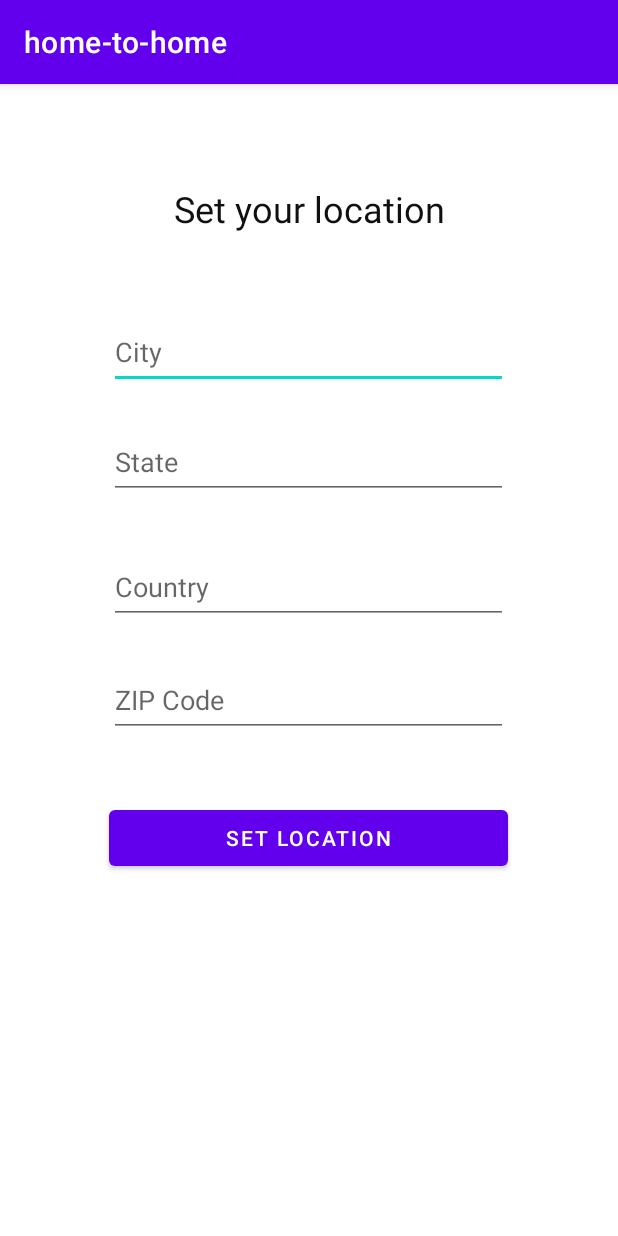
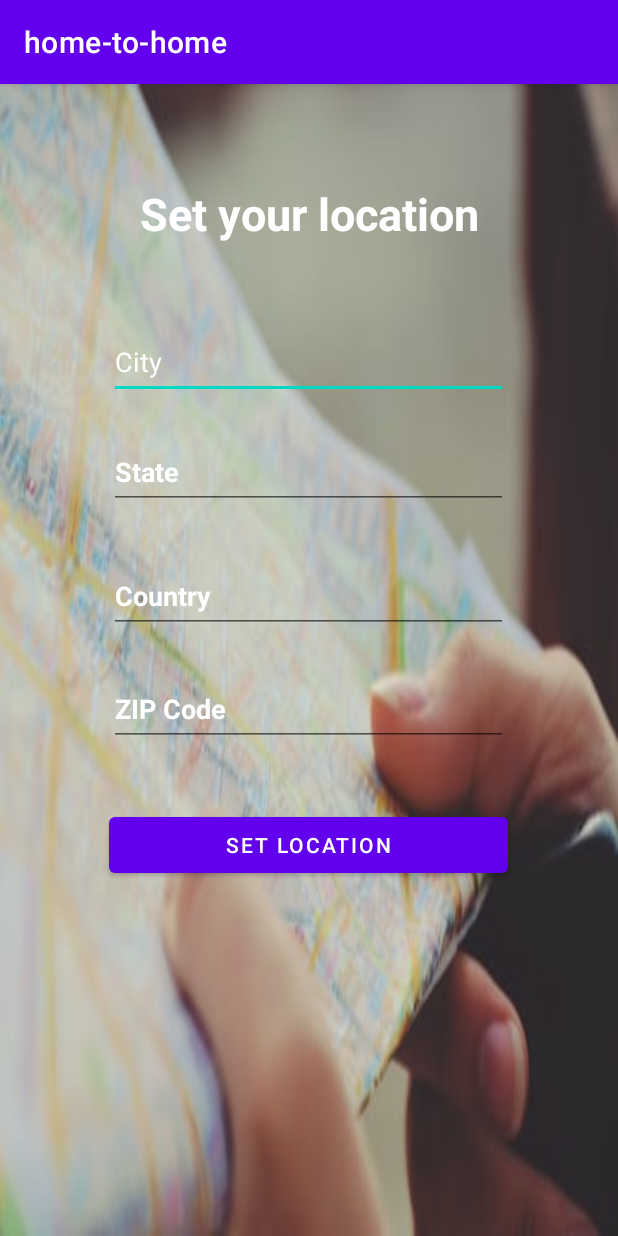
Before and after one commit to kryan717/hometohome, an Android app: the SetLocation screen opened directly, with no data from a screen before it, on a phone screen of 412 x 824 dp. Run offline under Robolectric (Android 15) with nearby library versions, the phone set to English and light mode, and no system bars.

Commit message:
Improved UI

```diff
--- a/app/src/main/res/layout/create_account.xml
+++ b/app/src/main/res/layout/create_account.xml
@@ -4,6 +4,7 @@
     xmlns:tools="http://schemas.android.com/tools"
     android:layout_width="match_parent"
     android:layout_height="match_parent"
+    android:background="@drawable/person"
     tools:context=".CreateAccount">
 
     <EditText
@@ -83,7 +84,9 @@
         app:layout_constraintBottom_toBottomOf="parent"
         app:layout_constraintEnd_toEndOf="parent"
         app:layout_constraintHorizontal_bias="0.496"
-        app:layout_constraintStart_toStartOf="parent" />
+        app:layout_constraintStart_toStartOf="parent"
+        app:layout_constraintTop_toBottomOf="@+id/input_password"
+        app:layout_constraintVertical_bias="0.506" />
 
 
 </androidx.constraintlayout.widget.ConstraintLayout>
--- a/app/src/main/res/layout/set_location.xml
+++ b/app/src/main/res/layout/set_location.xml
@@ -4,6 +4,7 @@
     xmlns:tools="http://schemas.android.com/tools"
     android:layout_width="match_parent"
     android:layout_height="match_parent"
+    android:background="@drawable/map"
     tools:context="SetLocation">
 
     <TextView
@@ -11,8 +12,9 @@
         android:layout_width="wrap_content"
         android:layout_height="wrap_content"
         android:text="Set your location"
-        android:textColor="#101010"
-        android:textSize="24sp"
+        android:textColor="@color/white"
+        android:textSize="30sp"
+        android:textStyle="bold"
         app:layout_constraintBottom_toBottomOf="parent"
         app:layout_constraintEnd_toEndOf="parent"
         app:layout_constraintStart_toStartOf="parent"
@@ -29,6 +31,8 @@
         android:minWidth="266dp"
         android:minHeight="49dp"
         android:textAllCaps="true"
+        android:textColor="@color/white"
+        android:textColorHint="@color/white"
         app:layout_constraintBottom_toBottomOf="parent"
         app:layout_constraintEnd_toEndOf="parent"
         app:layout_constraintHorizontal_bias="0.496"
@@ -46,6 +50,9 @@
         android:minWidth="266dp"
         android:minHeight="49dp"
         android:textAllCaps="true"
+        android:textColor="@color/white"
+        android:textColorHint="@color/white"
+        android:textStyle="bold"
         app:layout_constraintBottom_toBottomOf="parent"
         app:layout_constraintEnd_toEndOf="parent"
         app:layout_constraintHorizontal_bias="0.496"
@@ -63,6 +70,9 @@
         android:minWidth="266dp"
         android:minHeight="49dp"
         android:textAllCaps="true"
+        android:textColor="@color/white"
+        android:textColorHint="@color/white"
+        android:textStyle="bold"
         app:layout_constraintBottom_toBottomOf="parent"
         app:layout_constraintEnd_toEndOf="parent"
         app:layout_constraintHorizontal_bias="0.496"
@@ -79,6 +89,9 @@
         android:inputType="number"
         android:minWidth="266dp"
         android:minHeight="49dp"
+        android:textColor="@color/white"
+        android:textColorHint="@color/white"
+        android:textStyle="bold"
         app:layout_constraintBottom_toBottomOf="parent"
         app:layout_constraintEnd_toEndOf="parent"
         app:layout_constraintHorizontal_bias="0.496"
```
Also changed, not shown: app/src/main/res/drawable/map.jpg (added), app/src/main/res/drawable/person.jpg (added).
